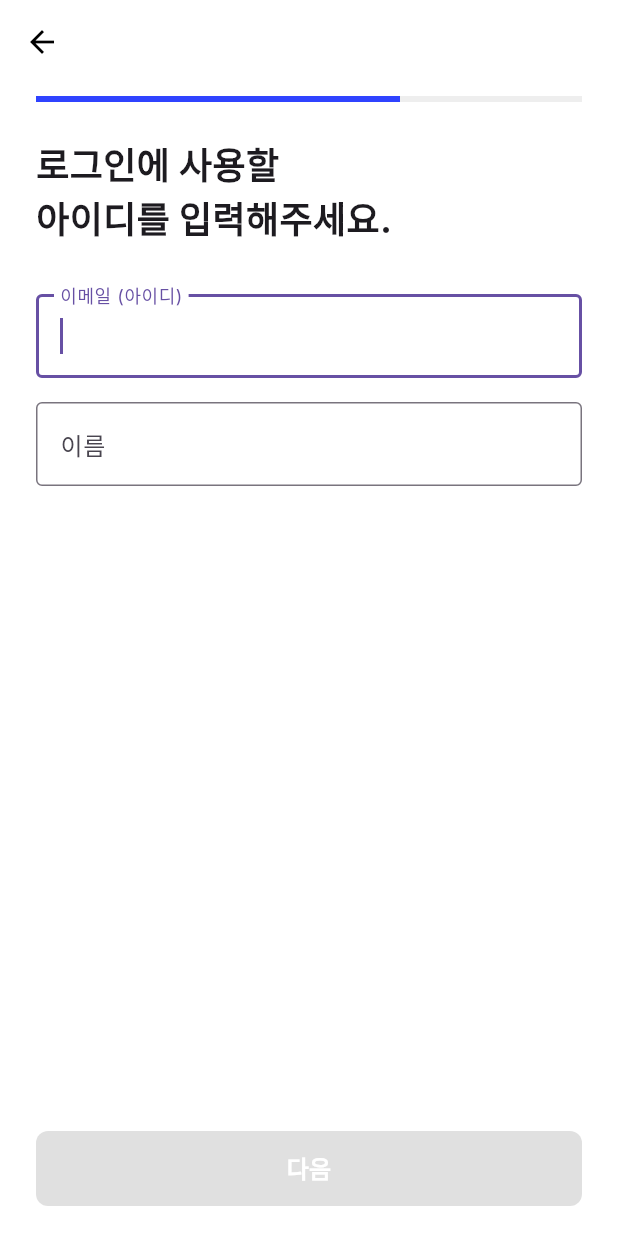
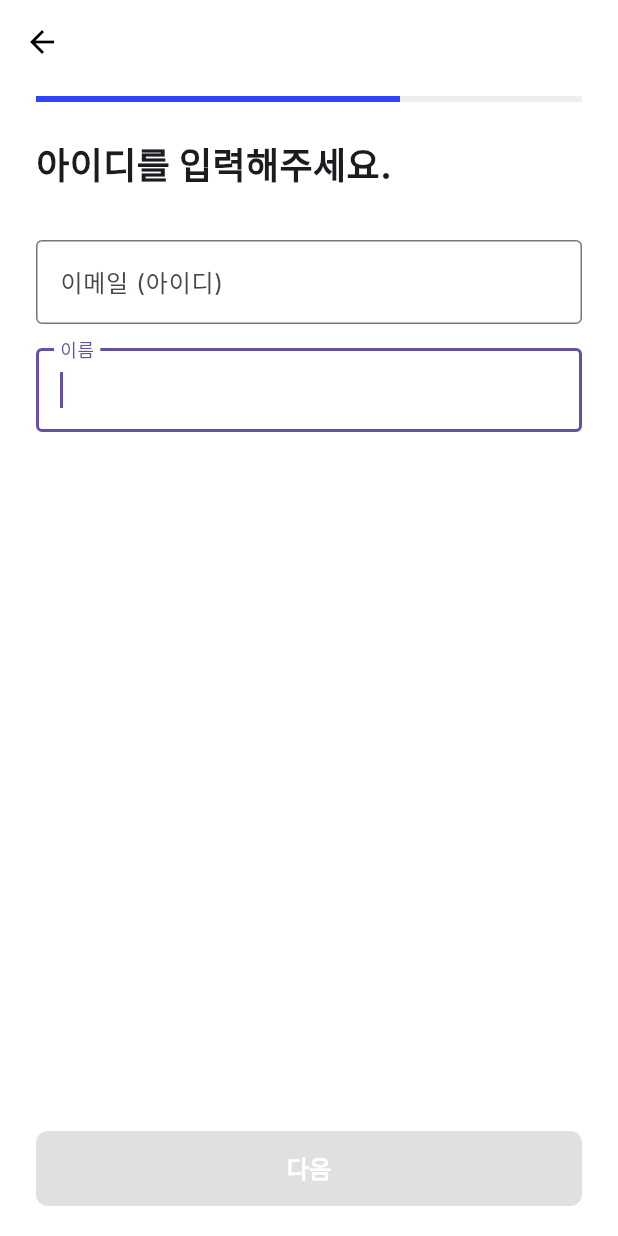
Before and after one commit to minji031/onnoon, a Flutter app: the SignupScreen screen opened by its route, swiped to page 2, on a phone screen of 412 x 824 dp. Run offline on Flutter 3.47's test engine with Material 3 defaults, Android fonts, the phone set to English and light mode, and no system bars; our stand-ins replace fl_chart, flutter_secure_storage, shared_preferences; accounts and stored records are empty; Roboto replaces fonts that are missing (Inter).

Commit message:
회원가입  코드 수정

```diff
--- a/frontend/lib/screens/signup_screen.dart
+++ b/frontend/lib/screens/signup_screen.dart
@@ -270,31 +270,34 @@ class _SignupScreenState extends State<SignupScreen> {
   // 2. 이메일 입력 페이지 (+이름 입력 추가 필요)
   Widget _buildEmailPage() {
     final email = _emailController.text;
+    final name = _nameController.text;
+
     bool isEmailValid = email.contains('@') && email.contains('.');
-    // TODO: 이름 입력도 유효성 검사에 포함시켜야 합니다.
-    bool canGoNext = isEmailValid; // && _nameController.text.isNotEmpty;
+    bool isNameValid = name.trim().isNotEmpty;
+    bool canGoNext = isEmailValid && isNameValid;
 
     return Padding(
       padding: const EdgeInsets.fromLTRB(24, 16, 24, 20),
       child: Column(
         crossAxisAlignment: CrossAxisAlignment.start,
         children: [
-          const Text('로그인에 사용할\n아이디를 입력해주세요.', style: TextStyle(fontSize: 24, fontWeight: FontWeight.bold)),
+          const Text('아이디를 입력해주세요.',
+              style: TextStyle(fontSize: 24, fontWeight: FontWeight.bold)),
           const SizedBox(height: 32),
           TextField(
             controller: _emailController,
             keyboardType: TextInputType.emailAddress,
-            autofocus: true,
+            // autofocus: true,
             decoration: const InputDecoration(
               labelText: '이메일 (아이디)',
               border: OutlineInputBorder(),
             ),
           ),
-          // --- ⚠️ UI 수정 필요: 이름 입력 필드 추가 ---
           const SizedBox(height: 16),
           TextField(
             controller: _nameController,
             keyboardType: TextInputType.name,
+            autofocus: true,
             decoration: const InputDecoration(
               labelText: '이름',
               border: OutlineInputBorder(),
```
